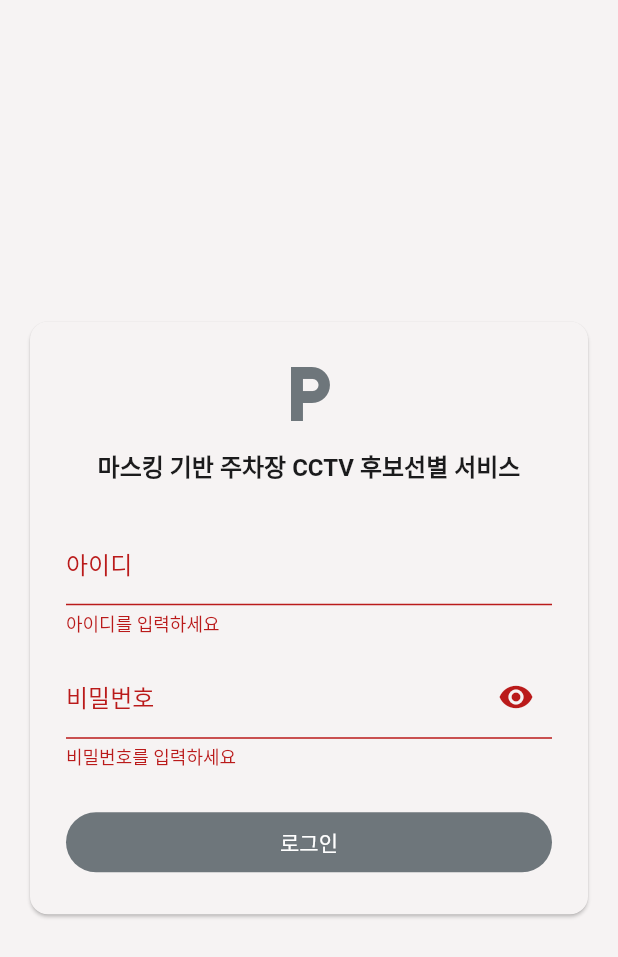
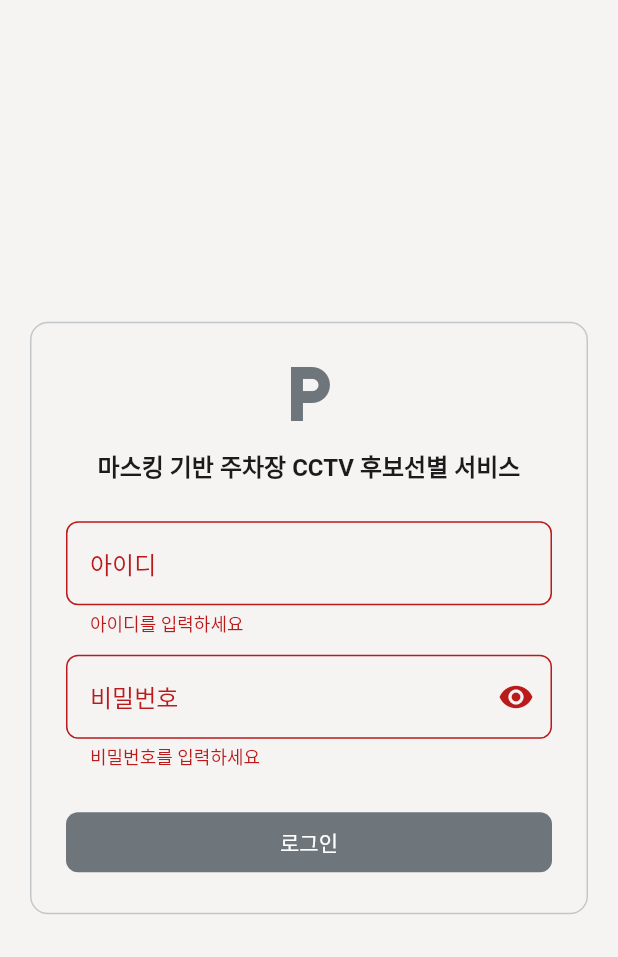
Before and after one commit to lG1l/parking_lot_detection, a Flutter app: the screen it shows after launch, after a tap on "로그인", on a phone screen of 412 x 824 dp. Shown: the top 957 px of the screen. Run offline on Flutter 3.47's test engine with Material 3 defaults, Android fonts, the phone set to English and light mode, and no system bars; our stand-ins replace flutter_riverpod, go_router, web; missing offline and left inert: dart:js_interop; Roboto replaces fonts that are missing (Pretendard).

Commit message:
task(frontend): 테마에 버튼·카드·입력칸·칩·대화상자 모양과 상단 바·배경 추가
Task.md todo #4
검증: flutter analyze → 문제 없음, flutter test → 46개 통과 (화면별 직접 지정 충돌 없음)

Co-Authored-By: Claude Sonnet 5.5 <noreply@anthropic.com>

```diff
--- a/frontend/lib/app/theme.dart
+++ b/frontend/lib/app/theme.dart
@@ -6,6 +6,10 @@ const _pointColor = Color(0xFF45586B); // 영상 목록 "할 일" 칩
 const _blackColor = Color(0xFF121212); // "끝남" 칩, 스낵바 바탕
 
 const _fontFamily = 'Pretendard';
+
+// 모서리 둥글기: 버튼·입력칸·칩 / 카드·대화상자
+const _smallRadius = 8.0;
+const _largeRadius = 12.0;
 
 /// 앱 전체 겉모습을 정하는 곳. 화면은 색을 역할 이름(colorScheme.xxx)으로만 쓴다.
 final appTheme = _buildTheme();
@@ -23,7 +27,53 @@ ThemeData _buildTheme() {
   );
   final base = ThemeData(colorScheme: colorScheme, fontFamily: _fontFamily);
 
-  return base.copyWith(textTheme: _textTheme(base.textTheme));
+  final textTheme = _textTheme(base.textTheme);
+  final smallShape = RoundedRectangleBorder(
+    borderRadius: BorderRadius.circular(_smallRadius),
+  );
+
+  return base.copyWith(
+    textTheme: textTheme,
+    scaffoldBackgroundColor: colorScheme.surfaceContainerLow,
+    filledButtonTheme: FilledButtonThemeData(
+      style: FilledButton.styleFrom(shape: smallShape),
+    ),
+    outlinedButtonTheme: OutlinedButtonThemeData(
+      style: OutlinedButton.styleFrom(shape: smallShape),
+    ),
+    textButtonTheme: TextButtonThemeData(
+      style: TextButton.styleFrom(shape: smallShape),
+    ),
+    cardTheme: CardThemeData(
+      elevation: 0,
+      shape: RoundedRectangleBorder(
+        borderRadius: BorderRadius.circular(_largeRadius),
+        side: BorderSide(color: colorScheme.outlineVariant),
+      ),
+    ),
+    inputDecorationTheme: InputDecorationTheme(
+      border: OutlineInputBorder(
+        borderRadius: BorderRadius.circular(_smallRadius),
+      ),
+    ),
+    chipTheme: ChipThemeData(shape: smallShape),
+    dialogTheme: DialogThemeData(
+      shape: RoundedRectangleBorder(
+        borderRadius: BorderRadius.circular(_largeRadius),
+      ),
+    ),
+    appBarTheme: AppBarTheme(
+      backgroundColor: colorScheme.surface,
+      elevation: 0,
+      scrolledUnderElevation: 0,
+      centerTitle: false,
+      titleTextStyle: textTheme.titleLarge?.copyWith(
+        color: colorScheme.onSurface,
+      ),
+      // 상단 바 아래 1px 선
+      shape: Border(bottom: BorderSide(color: colorScheme.outlineVariant)),
+    ),
+  );
 }
 
 /// 크기는 Material 3 기본 그대로. 굵기만 정하고 자간은 0으로 둔다
```
